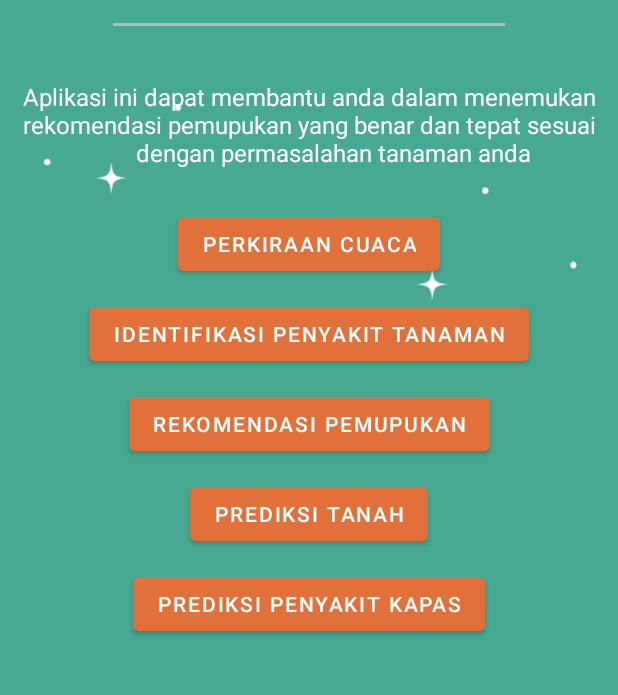
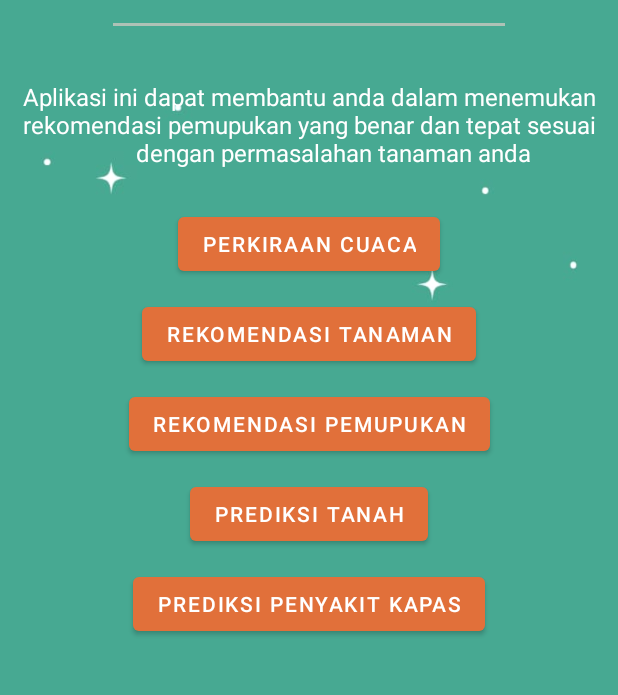
Before and after one commit to mellanahus/AgriCheckApp, an Android app: the MainActivity screen opened directly, with no data from a screen before it, on a phone screen of 412 x 824 dp, the part 466-1161 px from its top. Run offline under Robolectric (Android 15) with nearby library versions, the phone set to English and light mode, and no system bars; Roboto replaces fonts that are not available here.

Commit message:
change the label name in crop recommendations

```diff
--- a/app/src/main/java/com/mellnahus/c23pc613/capstoneteam/agricheckapp/ui/CropPredictionActivity.kt
+++ b/app/src/main/java/com/mellnahus/c23pc613/capstoneteam/agricheckapp/ui/CropPredictionActivity.kt
@@ -23,7 +23,7 @@ class CropPredictionActivity : AppCompatActivity() {
         setContentView(binding.root)
 
         supportActionBar?.setDisplayHomeAsUpEnabled(true)
-        supportActionBar?.title = "Identifikasi Penyakit Tanaman"
+        supportActionBar?.title = "Rekomendasi Tanaman"
 
         binding.buttonPrediksi.setOnClickListener {
 
--- a/app/src/main/res/layout/activity_main.xml
+++ b/app/src/main/res/layout/activity_main.xml
@@ -75,7 +75,7 @@
         android:layout_width="wrap_content"
         android:layout_height="wrap_content"
         android:layout_marginTop="12dp"
-        android:text="Identifikasi Penyakit Tanaman"
+        android:text="Rekomendasi Tanaman"
         app:layout_constraintEnd_toEndOf="parent"
         app:layout_constraintStart_toStartOf="parent"
         app:layout_constraintTop_toBottomOf="@+id/button_perkiraan" />
```
